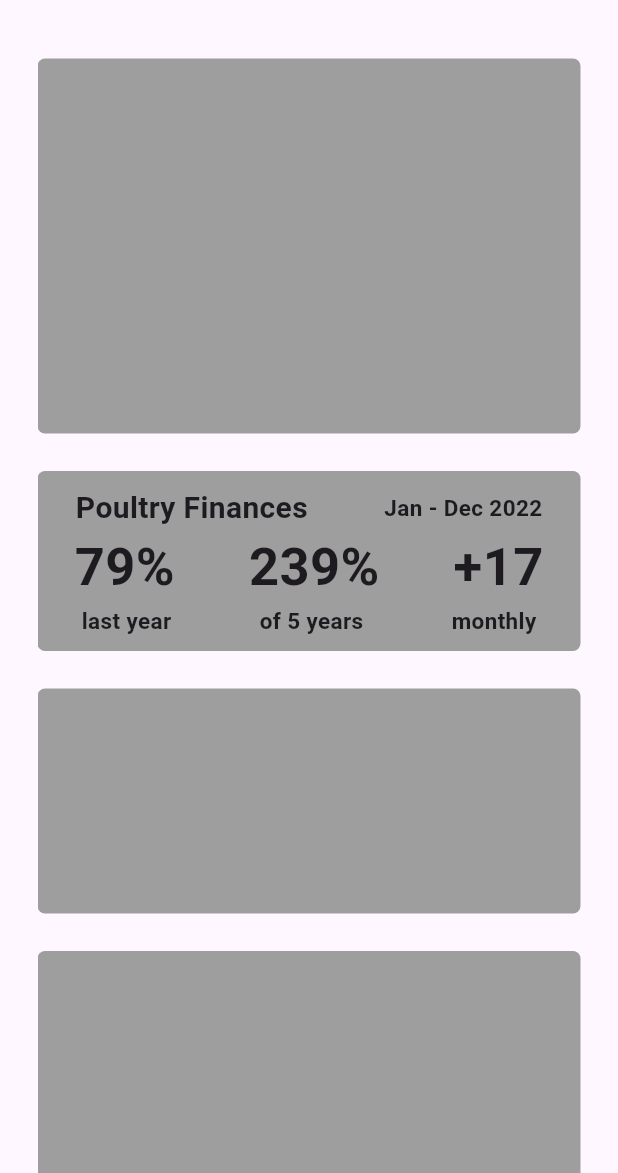
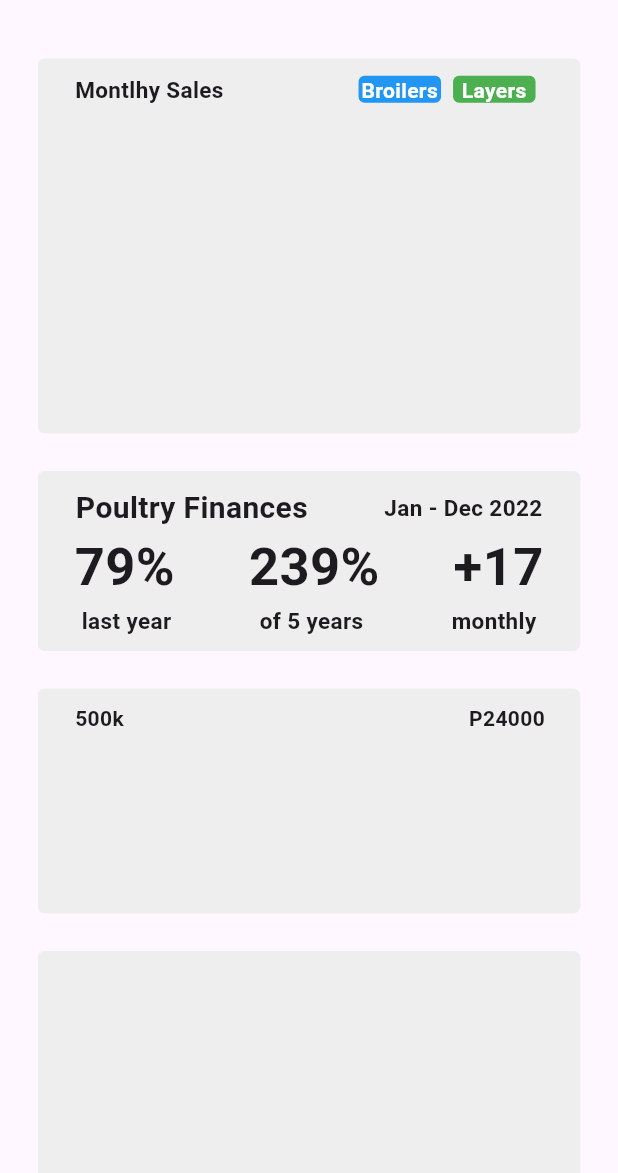
Before and after one commit to Wangu-Phillip/HenVision, a Flutter app: the Reports screen opened directly, on a phone screen of 412 x 824 dp, the part 63-1236 px from its top. Run offline on Flutter 3.47's test engine with Material 3 defaults, Android fonts, the phone set to English and light mode, and no system bars; our stand-ins replace firebase_auth, firebase_core, fl_chart; accounts and stored records are empty.

```diff
--- a/lib/common/widgets/drawer.dart
+++ b/lib/common/widgets/drawer.dart
@@ -37,41 +37,7 @@ class SidebarMenu extends StatelessWidget {
                   ),
                   const SizedBox(height: 5),
 
-                  Row(
-                    mainAxisAlignment: MainAxisAlignment.spaceEvenly,
-                    children: [
-                      Text("${user.email}"),
-
-                      GestureDetector(
-                        onTap: () {
-                          Navigator.push(
-                            context,
-                            MaterialPageRoute(builder: (context) {
-                              return UserProfile(user: user);
-                            }),
-                          );
-                        },
-
-                        child: Container(
-                          width: 43,
-                          height: 20,
-                          decoration: BoxDecoration(
-                            color: Colors.deepPurple,
-                            borderRadius: BorderRadius.circular(17),
-                          ),
-
-                          child: const Text(
-                              "Edit",
-                            textAlign: TextAlign.center,
-                            style: TextStyle(
-                              fontWeight: FontWeight.bold,
-                              fontSize: 15,
-                            ),
-                          ),
-                        ),
-                      )
-                    ],
-                  )
+                  Text("${user.email}")
 
                 ],
               ),
@@ -155,7 +121,14 @@ class SidebarMenu extends StatelessWidget {
 
             // Settings
             ListTile(
-              onTap: () =>  (), //navigateToSettings(), // Replace with your navigation logic
+              onTap: () {
+                Navigator.push(
+                  context,
+                  MaterialPageRoute(builder: (context) {
+                    return UserProfile(user: user);
+                  }),
+                );
+              }, //navigateToSettings(), // Replace with your navigation logic
               leading: const Icon(Icons.settings),
               title: const Text(
                 "Settings",
--- a/lib/features/personalisation/views/reports.dart
+++ b/lib/features/personalisation/views/reports.dart
@@ -28,9 +28,10 @@ class _ReportsState extends State<Reports> {
       body: Padding(
         padding: const EdgeInsets.only(left: 25.0, right: 25.0),
         child: SingleChildScrollView(
+
           child: Column(
             children: [
-              SizedBox(
+              const SizedBox(
                 height: 25,
               ),
 
@@ -39,18 +40,79 @@ class _ReportsState extends State<Reports> {
                 width: 400,
                 height: 250,
                 decoration: BoxDecoration(
-                  color: Colors.grey,
+                  color: Colors.grey.shade200,
                   borderRadius: BorderRadius.circular(5),
+                ),
+
+                child: Column(
+                  children: [
+                    Padding(
+                      padding: const EdgeInsets.only(left: 25.0, top: 10),
+                      child: Row(
+                        children: [
+                          const Text(
+                              "Montlhy Sales",
+                            style: TextStyle(
+                              fontWeight: FontWeight.bold,
+                              fontSize: 15,
+                            ),
+                          ),
+
+                          const SizedBox(width: 90,),
+
+                          // Broilers Tag
+                          Container(
+                            width: 55,
+                            height: 18,
+                            decoration: BoxDecoration(
+                              borderRadius: BorderRadius.circular(4),
+                              color: Colors.blue,
+                            ),
+                            child: const Text(
+                                "Broilers",
+                                textAlign: TextAlign.center,
+                                style: TextStyle(
+                                  fontWeight: FontWeight.bold,
+                                  color: Colors.white
+                                ),
+                            ),
+                          ),
+
+
+                          const SizedBox(width: 8,),
+
+                          // Layers Tag
+                          Container(
+                            width: 55,
+                            height: 18,
+                            decoration: BoxDecoration(
+                              borderRadius: BorderRadius.circular(4),
+                              color: Colors.green.shade500,
+                            ),
+                            child: const Text(
+                              "Layers",
+                              textAlign: TextAlign.center,
+                              style: TextStyle(
+                                  fontWeight: FontWeight.bold,
+                                  color: Colors.white
+                              ),
+                            ),
+                          ),
+                        ],
+                      ),
+                    )
+                  ],
                 ),
               ),
 
-              SizedBox(height: 25,),
+              const SizedBox(height: 25,),
+
               // Poultry Finances
               Container(
                 width: 400,
                 height: 120,
                 decoration: BoxDecoration(
-                  color: Colors.grey,
+                  color: Colors.grey.shade200,
                   borderRadius: BorderRadius.circular(5),
                 ),
 
@@ -144,19 +206,45 @@ class _ReportsState extends State<Reports> {
                 ),
               ),
 
-              SizedBox(height: 25,),
+              const SizedBox(height: 25,),
 
               // Line chart
               Container(
                 width: 400,
                 height: 150,
                 decoration: BoxDecoration(
-                  color: Colors.grey,
+                  color: Colors.grey.shade200,
                   borderRadius: BorderRadius.circular(5),
+                ),
+
+                child: const Padding(
+                  padding: EdgeInsets.only(left: 25.0, top: 10.0),
+                  child: Row(
+                    crossAxisAlignment: CrossAxisAlignment.start,
+                    children: [
+                      Text(
+                        "500k",
+                        style: TextStyle(
+                          fontWeight: FontWeight.bold,
+                        ),
+                      ),
+
+
+                      SizedBox(width: 230,),
+
+                      Text(
+                        "P24000",
+                        style: TextStyle(
+                          fontWeight: FontWeight.bold,
+                        ),
+                      ),
+
+                    ],
+                  ),
                 ),
               ),
 
-              SizedBox(height: 25,),
+              const SizedBox(height: 25,),
 
               //  Graph
               Padding(
@@ -165,7 +253,7 @@ class _ReportsState extends State<Reports> {
                   width: 400,
                   height: 200,
                   decoration: BoxDecoration(
-                    color: Colors.grey,
+                    color: Colors.grey.shade200,
                     borderRadius: BorderRadius.circular(5),
                   ),
                 ),
```
Also changed, not shown: lib/features/personalisation/views/Sales.dart (added), lib/features/personalisation/views/operations.dart (added).
